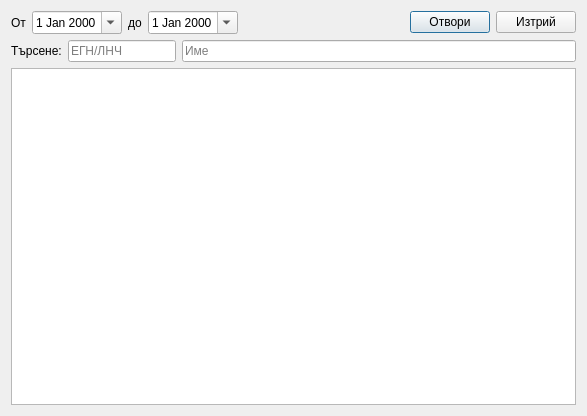
Qt form src/View/AmbListSelector/AmbListSelector.ui (thefinalcutbg/DinoDent) before a commit.
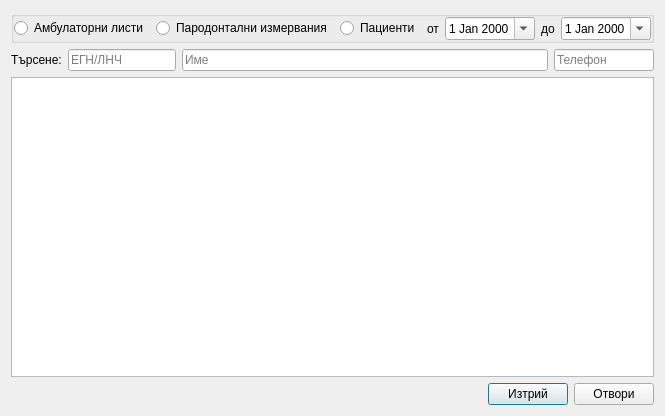
The same form after that commit. Custom widgets are drawn as their Qt base class.

Commit message: AmbList Selector now opens periodontal status also and shows nzok presence in each list

What changed in the file:
```diff
--- a/src/View/AmbListSelector/AmbListSelector.ui
+++ b/src/View/AmbListSelector/AmbListSelector.ui
@@ -6,7 +6,7 @@
    <rect>
     <x>0</x>
     <y>0</y>
-    <width>587</width>
+    <width>665</width>
     <height>416</height>
    </rect>
   </property>
@@ -15,11 +15,87 @@
   </property>
   <layout class="QVBoxLayout" name="verticalLayout">
    <item>
-    <layout class="QHBoxLayout" name="horizontalLayout">
+    <widget class="QGroupBox" name="groupBox">
+     <property name="title">
+      <string/>
+     </property>
+     <layout class="QHBoxLayout" name="horizontalLayout_4">
+      <property name="leftMargin">
+       <number>0</number>
+      </property>
+      <property name="topMargin">
+       <number>0</number>
+      </property>
+      <property name="rightMargin">
+       <number>0</number>
+      </property>
+      <property name="bottomMargin">
+       <number>0</number>
+      </property>
+      <item>
+       <widget class="QRadioButton" name="ambRadio">
+        <property name="text">
+         <string>Амбулаторни листи</string>
+        </property>
+       </widget>
+      </item>
+      <item>
+       <spacer name="horizontalSpacer_3">
+        <property name="orientation">
+         <enum>Qt::Horizontal</enum>
+        </property>
+        <property name="sizeHint" stdset="0">
+         <size>
+          <width>40</width>
+          <height>20</height>
+         </size>
+        </property>
+       </spacer>
+      </item>
+      <item>
+       <widget class="QRadioButton" name="perioRadio">
+        <property name="text">
+         <string>Пародонтални измервания</string>
+        </property>
+       </widget>
+      </item>
+      <item>
+       <spacer name="horizontalSpacer_4">
+        <property name="orientation">
+         <enum>Qt::Horizontal</enum>
+        </property>
+        <property name="sizeHint" stdset="0">
+         <size>
+          <width>40</width>
+          <height>20</height>
+         </size>
+        </property>
+       </spacer>
+      </item>
+      <item>
+       <widget class="QRadioButton" name="patientRadio">
+        <property name="text">
+         <string>Пациенти</string>
+        </property>
+       </widget>
+      </item>
+      <item>
+       <spacer name="horizontalSpacer_2">
+        <property name="orientation">
+         <enum>Qt::Horizontal</enum>
+        </property>
+        <property name="sizeHint" stdset="0">
+         <size>
+          <width>40</width>
+          <height>20</height>
+         </size>
+        </property>
+       </spacer>
+      </item>
      <item>
       <widget class="QLabel" name="label">
        <property name="text">
-        <string>От</string>
+         <string>от</string>
        </property>
       </widget>
      </item>
@@ -68,37 +144,8 @@
        </property>
       </widget>
      </item>
-     <item>
-      <spacer name="horizontalSpacer">
-       <property name="orientation">
-        <enum>Qt::Horizontal</enum>
-       </property>
-       <property name="sizeType">
-        <enum>QSizePolicy::Expanding</enum>
-       </property>
-       <property name="sizeHint" stdset="0">
-        <size>
-         <width>40</width>
-         <height>20</height>
-        </size>
-       </property>
-      </spacer>
-     </item>
-     <item>
-      <widget class="QPushButton" name="openButton">
-       <property name="text">
-        <string>Отвори</string>
-       </property>
-      </widget>
-     </item>
-     <item>
-      <widget class="QPushButton" name="deleteButton">
-       <property name="text">
-        <string>Изтрий</string>
-       </property>
-      </widget>
-     </item>
-    </layout>
+     </layout>
+    </widget>
    </item>
    <item>
     <layout class="QHBoxLayout" name="horizontalLayout_2">
@@ -135,11 +182,73 @@
        </property>
       </widget>
      </item>
+     <item>
+      <widget class="QLineEdit" name="phoneSearchEdit">
+       <property name="minimumSize">
+        <size>
+         <width>100</width>
+         <height>0</height>
+        </size>
+       </property>
+       <property name="maximumSize">
+        <size>
+         <width>100</width>
+         <height>16777215</height>
+        </size>
+       </property>
+       <property name="inputMask">
+        <string/>
+       </property>
+       <property name="text">
+        <string/>
+       </property>
+       <property name="maxLength">
+        <number>15</number>
+       </property>
+       <property name="placeholderText">
+        <string>Телефон</string>
+       </property>
+      </widget>
+     </item>
     </layout>
    </item>
    <item>
     <widget class="ListTable" name="tableView"/>
    </item>
+   <item>
+    <layout class="QHBoxLayout" name="horizontalLayout">
+     <item>
+      <spacer name="horizontalSpacer">
+       <property name="orientation">
+        <enum>Qt::Horizontal</enum>
+       </property>
+       <property name="sizeType">
+        <enum>QSizePolicy::Expanding</enum>
+       </property>
+       <property name="sizeHint" stdset="0">
+        <size>
+         <width>40</width>
+         <height>20</height>
+        </size>
+       </property>
+      </spacer>
+     </item>
+     <item>
+      <widget class="QPushButton" name="deleteButton">
+       <property name="text">
+        <string>Изтрий</string>
+       </property>
+      </widget>
+     </item>
+     <item>
+      <widget class="QPushButton" name="openButton">
+       <property name="text">
+        <string>Отвори</string>
+       </property>
+      </widget>
+     </item>
+    </layout>
+   </item>
   </layout>
  </widget>
  <layoutdefault spacing="6" margin="11"/>
```
Lines whose indentation alone changed are shown as unchanged. The commit also changes 39 other files.
